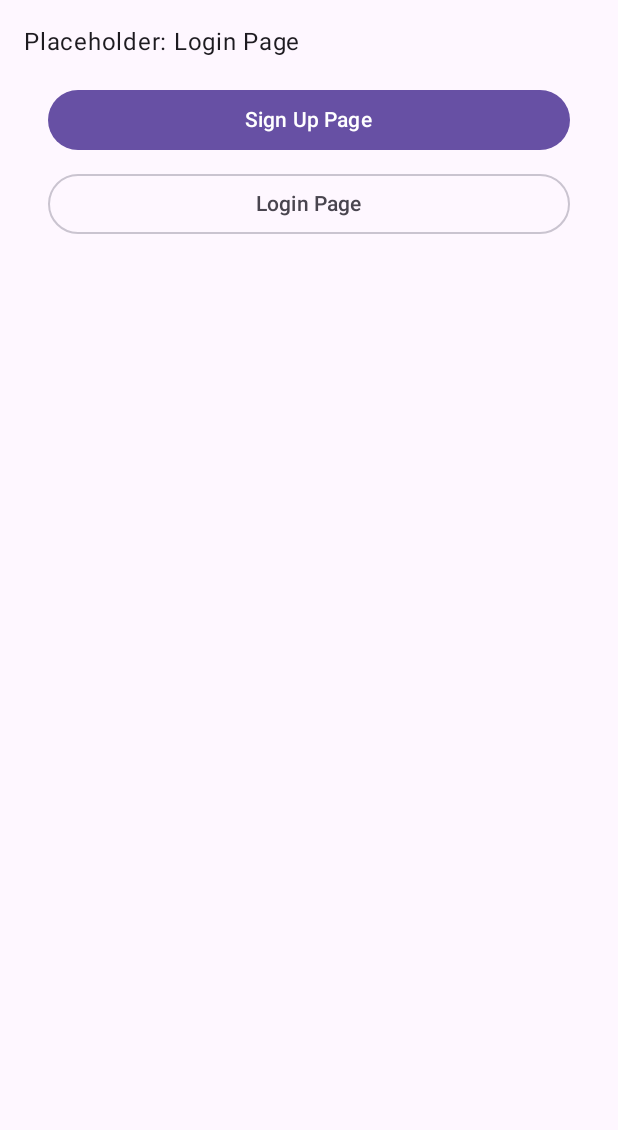
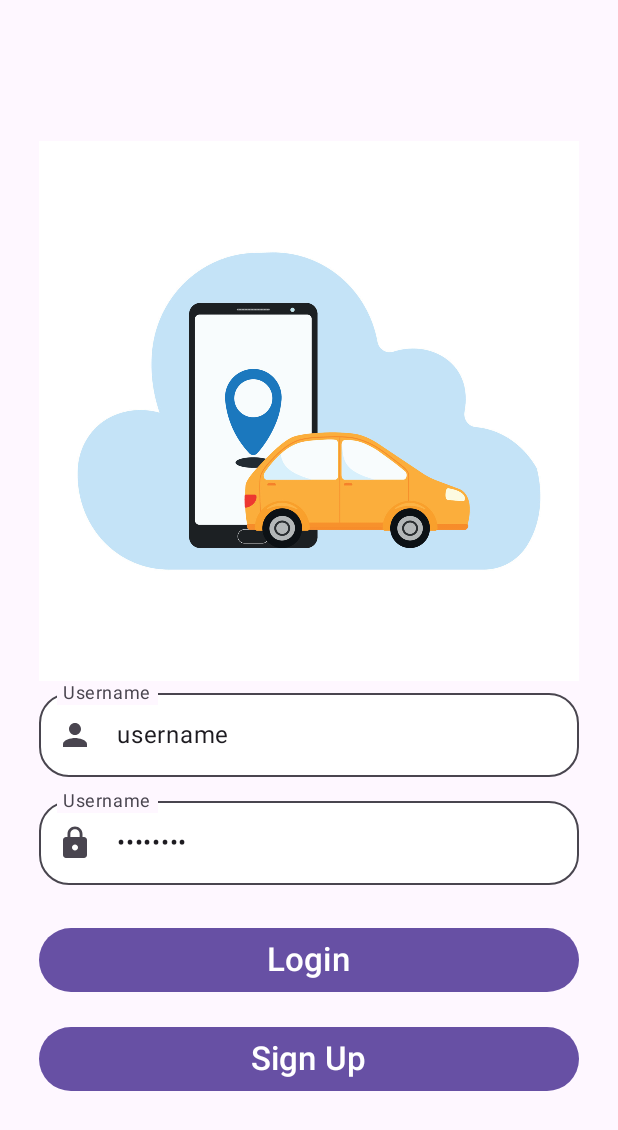
Before and after one commit to danielkakiuthi/SODV3203_CarRentalApp, an Android app built with Jetpack Compose: the screen it shows after launch (MainActivity), on a phone screen of 412 x 824 dp. Shown: the top 1130 px of the screen. Run offline under Robolectric (Android 15) with nearby library versions, the phone set to English and light mode, and no system bars.

Commit message:
Login Page Updated
Login page has been updated

```diff
--- a/app/build.gradle.kts
+++ b/app/build.gradle.kts
@@ -48,6 +48,8 @@ android {
             excludes += "/META-INF/{AL2.0,LGPL2.1}"
         }
     }
+
+
 }
 
 dependencies {
--- a/app/src/main/java/com/example/sodv3203_carrentalapp/AppRouter.kt
+++ b/app/src/main/java/com/example/sodv3203_carrentalapp/AppRouter.kt
@@ -45,7 +45,6 @@ enum class PageTypes(@StringRes val title: Int) {
     Login(title = R.string.page_login_name),
     SignUp(title = R.string.page_signup_name),
     Landing(title = R.string.page_landing_name),
-
     Profile(title = R.string.page_profile_name),
     Booking(title = R.string.page_booking_name),
     History(title = R.string.page_history_name),
--- a/app/src/main/java/com/example/sodv3203_carrentalapp/ui/PageLogin.kt
+++ b/app/src/main/java/com/example/sodv3203_carrentalapp/ui/PageLogin.kt
@@ -1,21 +1,41 @@
 package com.example.sodv3203_carrentalapp.ui
 
+import android.widget.Toast
+import androidx.compose.foundation.Image
 import androidx.compose.foundation.layout.Arrangement
 import androidx.compose.foundation.layout.Column
+import androidx.compose.foundation.layout.PaddingValues
 import androidx.compose.foundation.layout.Row
 import androidx.compose.foundation.layout.fillMaxSize
 import androidx.compose.foundation.layout.fillMaxWidth
 import androidx.compose.foundation.layout.padding
+import androidx.compose.foundation.shape.RoundedCornerShape
+import androidx.compose.material.icons.Icons
+import androidx.compose.material.icons.filled.Lock
+import androidx.compose.material.icons.filled.Person
 import androidx.compose.material3.Button
+import androidx.compose.material3.ButtonDefaults
+import androidx.compose.material3.Icon
 import androidx.compose.material3.MaterialTheme
 import androidx.compose.material3.OutlinedButton
+import androidx.compose.material3.OutlinedTextField
 import androidx.compose.material3.Surface
 import androidx.compose.material3.Text
+import androidx.compose.material3.TextFieldDefaults
 import androidx.compose.runtime.Composable
+import androidx.compose.runtime.mutableStateOf
+import androidx.compose.runtime.remember
+import androidx.compose.ui.Alignment
 import androidx.compose.ui.Modifier
+import androidx.compose.ui.graphics.Color
+import androidx.compose.ui.platform.LocalContext
 import androidx.compose.ui.res.dimensionResource
+import androidx.compose.ui.res.painterResource
 import androidx.compose.ui.res.stringResource
+import androidx.compose.ui.text.input.PasswordVisualTransformation
 import androidx.compose.ui.tooling.preview.Preview
+import androidx.compose.ui.unit.dp
+import androidx.compose.ui.unit.sp
 import com.example.sodv3203_carrentalapp.R
 import com.example.sodv3203_carrentalapp.data.AppUiState
 import com.example.sodv3203_carrentalapp.ui.theme.SODV3203_CarRentalAppTheme
@@ -27,12 +47,72 @@ fun DisplayPageLogin(
     onSignUpButtonClicked: () -> Unit = {},
     onLoginButtonClicked: () -> Unit = {}
 ) {
+    var username = "username"
+    var password = "password"
+    val context = LocalContext.current.applicationContext
 
     Column(
-        modifier = modifier
+        modifier = Modifier
+            .fillMaxSize()
+            .fillMaxWidth()
+            .padding(horizontal = 26.dp, vertical = 90.dp),
+        verticalArrangement = Arrangement.Center,
+        horizontalAlignment = Alignment.CenterHorizontally
     ) {
-        Text(text = "Placeholder: Login Page")
-        Row(
+        Image(painter = painterResource(id = R.drawable.backgroundcarapp), contentDescription = "" )
+        //Text(text = "Placeholder: Login Page")
+        OutlinedTextField(value = username, onValueChange = {username = it},
+            label = { Text(text = "Username")},
+            shape = RoundedCornerShape(20.dp),
+            colors = TextFieldDefaults.colors(
+                focusedContainerColor = Color.White,
+                unfocusedContainerColor = Color.White
+            ), leadingIcon = {
+                Icon(imageVector = Icons.Default.Person, contentDescription = "Username")
+            },
+            modifier = Modifier
+                .fillMaxWidth()
+                .padding(bottom = 8.dp)
+        )
+
+        OutlinedTextField(value = password, onValueChange = {password = it},
+            label = { Text(text = "Username")},
+            shape = RoundedCornerShape(20.dp),
+            colors = TextFieldDefaults.colors(
+                focusedContainerColor = Color.White,
+                unfocusedContainerColor = Color.White
+            ), leadingIcon = {
+                Icon(imageVector = Icons.Default.Lock, contentDescription = "Password")
+            },
+            modifier = Modifier
+                .fillMaxWidth()
+                .padding(bottom = 8.dp),
+            visualTransformation = PasswordVisualTransformation()
+        )
+
+        Button(onClick = {
+            if (authenticate(username, password)){
+                onLoginButtonClicked()
+                Toast.makeText(context, "Login Successful", Toast.LENGTH_SHORT).show()
+            }else{
+                Toast.makeText(context, "Invalid Credentials", Toast.LENGTH_SHORT).show()
+            }
+        },
+            colors = ButtonDefaults.buttonColors(),
+            contentPadding = PaddingValues(start = 60.dp, end = 60.dp, top = 8.dp, bottom = 8.dp),
+            modifier = Modifier.padding(top = 18.dp).fillMaxWidth()
+        ) {
+            Text(text = "Login", fontSize = 22.sp)
+        }
+        Button(onClick = {onSignUpButtonClicked()},
+            colors = ButtonDefaults.buttonColors(),
+            contentPadding = PaddingValues(start = 60.dp, end = 60.dp, top = 8.dp, bottom = 8.dp),
+            modifier = Modifier.padding(top = 18.dp).fillMaxWidth()
+        ) {
+            Text(text = "Sign Up", fontSize = 22.sp)
+        }
+
+        /*Row(
             modifier = Modifier.padding(dimensionResource(R.dimen.padding_medium))
         ) {
             Column(
@@ -51,17 +131,22 @@ fun DisplayPageLogin(
                     Text(stringResource(R.string.page_login_name))
                 }
             }
-        }
+        }*/
     }
 }
 
+private fun authenticate(username: String, password: String): Boolean{
+    val validUsername = "admin"
+    val validPassword = "admin123"
+    return username == validUsername && password == validPassword
+}
 
 @Preview(showBackground = true, heightDp = 800)
 @Composable
 fun DisplayPageLoginPreview() {
     SODV3203_CarRentalAppTheme {
         Surface(
-            modifier = Modifier.fillMaxSize(),
+            modifier = Modifier.fillMaxSize().fillMaxWidth(),
             color = MaterialTheme.colorScheme.background
         ) {
             DisplayPageLogin(
--- a/app/src/main/res/values/colors.xml
+++ b/app/src/main/res/values/colors.xml
@@ -7,4 +7,5 @@
     <color name="teal_700">#FF018786</color>
     <color name="black">#FF000000</color>
     <color name="white">#FFFFFFFF</color>
+    <color name="lavander">#8692f7</color>
 </resources>
```
Also changed, not shown: app/src/main/res/drawable/backgroundcarapp.jpg (added).
